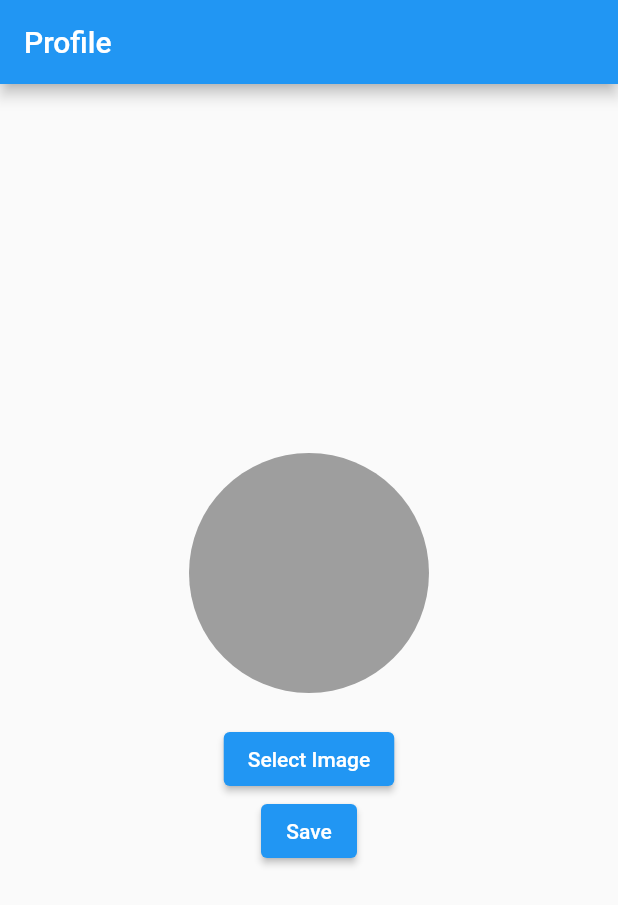
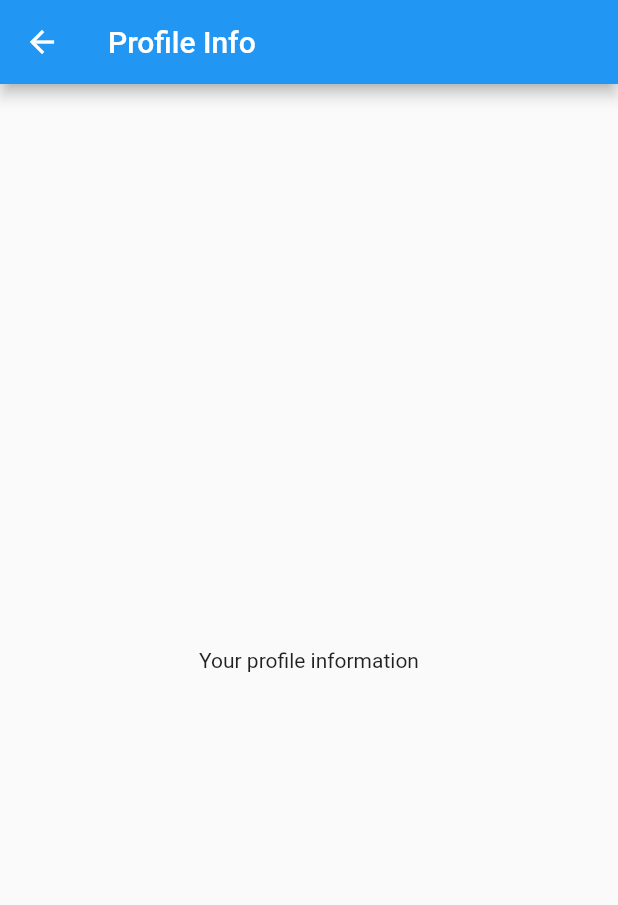
Before and after one commit to siddwarr/Chat-App, a Flutter app: the screen it shows after launch, after a tap on "Save", on a phone screen of 412 x 824 dp. Shown: the top 905 px of the screen. Run offline on Flutter 3.47's test engine with Material 2 defaults, Android fonts, the light colour scheme and no system bars; our stand-ins replace firebase_core, firebase_storage, image_picker; accounts and stored records are empty.

Commit message:
profile page added still have to work on layout

```diff
--- a/lib/main.dart
+++ b/lib/main.dart
@@ -1,87 +1,24 @@
 // ignore_for_file: library_private_types_in_public_api, avoid_print
 
-import 'dart:io';
+import 'package:chat_app/screens/profile_pic.dart';
 import 'package:firebase_core/firebase_core.dart';
 import 'package:flutter/material.dart';
 // ignore: depend_on_referenced_packages
-import 'package:image_picker/image_picker.dart';
-import 'package:firebase_storage/firebase_storage.dart';
-
-class Profile extends StatefulWidget {
-  const Profile({super.key});
-
-  @override
-  _ProfileState createState() => _ProfileState();
-}
-
-class _ProfileState extends State<Profile> {
-  File? _image;
-  final picker = ImagePicker();
-
-  Future getImage() async {
-  final pickedFile = await picker.pickImage(source: ImageSource.gallery);
-
-  setState(() {
-    if (pickedFile != null) {
-      _image = File(pickedFile.path);
-    } else {
-      print('No image selected.');
-    }
-  });
-}
-
-  Future uploadImage() async {
-  if (_image == null) {
-    print('No image selected.');
-    return;
-  }
-
-  String fileName = DateTime.now().toString();
-  Reference reference = FirebaseStorage.instance.ref().child(fileName);
-  UploadTask uploadTask = reference.putFile(_image!);
-  TaskSnapshot storageTaskSnapshot = await uploadTask.whenComplete(() {});
-  String imageUrl = await storageTaskSnapshot.ref.getDownloadURL();
-
-  // Perform actions with the uploaded image URL
-  print('Image URL: $imageUrl');
-}
-
-  @override
-  Widget build(BuildContext context) {
-    return MaterialApp(
-      title: 'Profile',
-      home: Scaffold(
-        appBar: AppBar(
-          title: const Text('Profile'),
-        ),
-        body: Center(
-          child: Column(
-            mainAxisAlignment: MainAxisAlignment.center,
-            children: <Widget>[
-              CircleAvatar(
-                radius: 80,
-                backgroundColor: Colors.grey,
-                backgroundImage: _image != null ? FileImage(_image!) : null,
-              ),
-              const SizedBox(height: 20),
-              ElevatedButton(
-                onPressed: getImage,
-                child: const Text('Select Image'),
-              ),
-              ElevatedButton(
-                onPressed: uploadImage,
-                child: const Text('Save'),
-              ),
-            ],
-          ),
-        ),
-      ),
-    );
-  }
-}
 
 void main() async{
   WidgetsFlutterBinding.ensureInitialized();
   await Firebase.initializeApp();
-  runApp(const Profile());
+  runApp(const MyApp());
 }
+
+class MyApp extends StatelessWidget {
+  const MyApp({super.key});
+
+  // This widget is the root of your application.
+  @override
+  Widget build(BuildContext context) {
+    return const MaterialApp(
+      home: Profile(),
+    );
+  }
+}
--- /dev/null
+++ b/lib/screens/profile_info.dart
@@ -0,0 +1,18 @@
+import 'package:flutter/material.dart';
+
+
+class ProfileInfoScreen extends StatelessWidget {
+  const ProfileInfoScreen({super.key});
+
+  @override
+  Widget build(BuildContext context) {
+    return Scaffold(
+      appBar: AppBar(
+        title: const Text('Profile Info'),
+      ),
+      body: const Center(
+        child: Text('Your profile information'),
+      ),
+    );
+  }
+}
--- /dev/null
+++ b/lib/screens/profile_pic.dart
@@ -0,0 +1,94 @@
+
+// ignore_for_file: library_private_types_in_public_api, use_build_context_synchronously
+
+import 'dart:io';
+import 'package:chat_app/screens/profile_info.dart';
+import 'package:flutter/material.dart';
+// ignore: depend_on_referenced_packages
+import 'package:image_picker/image_picker.dart';
+import 'package:firebase_storage/firebase_storage.dart';
+
+
+
+class Profile extends StatefulWidget {
+  const Profile({super.key});
+
+  @override
+  _ProfileState createState() => _ProfileState();
+}
+
+class _ProfileState extends State<Profile> {
+  File? _image;
+  final picker = ImagePicker();
+
+  Future<void> saveAndNavigate() async {
+    await uploadImage();
+
+    // Navigate to the profile information screen
+    Navigator.push(
+      context,
+      MaterialPageRoute(builder: (context) => const ProfileInfoScreen()),
+    );
+  }
+
+  Future getImage() async {
+  final pickedFile = await picker.pickImage(source: ImageSource.gallery);
+
+  setState(() {
+    if (pickedFile != null) {
+      _image = File(pickedFile.path);
+    } else {
+      print('No image selected.');
+    }
+  });
+}
+
+  Future uploadImage() async {
+  if (_image == null) {
+    print('No image selected.');
+    return;
+  }
+
+  String fileName = DateTime.now().toString();
+  Reference reference = FirebaseStorage.instance.ref().child(fileName);
+  UploadTask uploadTask = reference.putFile(_image!);
+  TaskSnapshot storageTaskSnapshot = await uploadTask.whenComplete(() {});
+  String imageUrl = await storageTaskSnapshot.ref.getDownloadURL();
+
+  // Perform actions with the uploaded image URL
+  print('Image URL: $imageUrl');
+}
+
+  @override
+  Widget build(BuildContext context) {
+    return MaterialApp(
+      title: 'Profile',
+      home: Scaffold(
+        appBar: AppBar(
+          title: const Text('Profile'),
+        ),
+        body: Center(
+          child: Column(
+            mainAxisAlignment: MainAxisAlignment.center,
+            children: <Widget>[
+              CircleAvatar(
+                radius: 80,
+                backgroundColor: Colors.grey,
+                backgroundImage: _image != null ? FileImage(_image!) : null,
+              ),
+              const SizedBox(height: 20),
+              ElevatedButton(
+                onPressed: getImage,
+                child: const Text('Select Image'),
+              ),
+              ElevatedButton(
+                onPressed: saveAndNavigate,
+                child: const Text('Save'),
+              ),
+            ],
+          ),
+        ),
+      ),
+    );
+  }
+}
```
Also changed, not shown: 1 other file.
